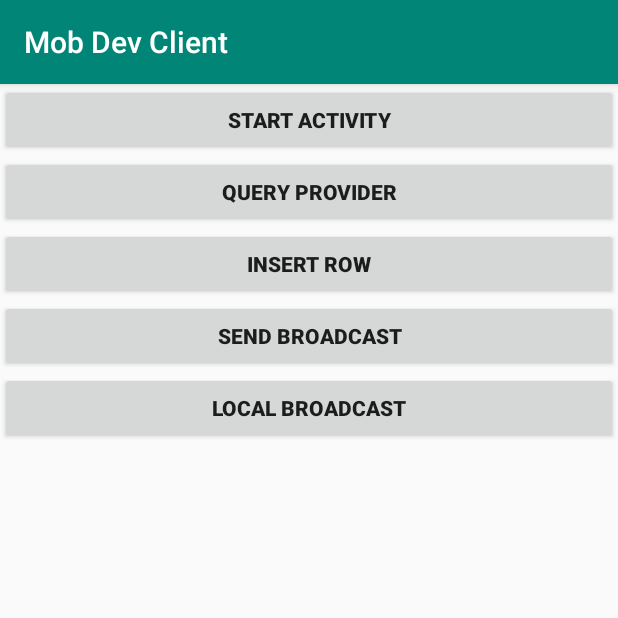
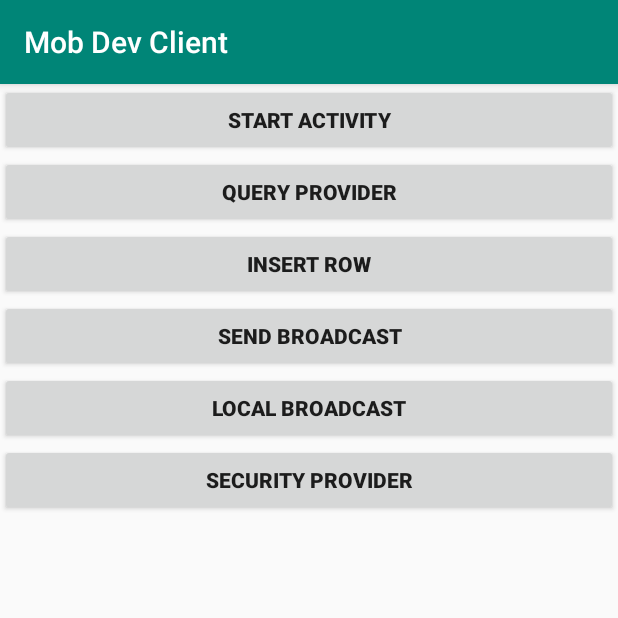
Before and after one commit to ysminskmd/MDS2019-Security, an Android app: the screen it shows after launch (MainActivity), on a phone screen of 412 x 824 dp, the top half of it. Run offline under Robolectric (Android 15) with nearby library versions, the phone set to English and light mode, and no system bars; libraries missing offline, so code that uses them is left out: com.yandex.academy.

Commit message:
update security provider

```diff
--- a/client/build.gradle
+++ b/client/build.gradle
@@ -41,4 +41,6 @@ dependencies {
     implementation fileTree(include: ['*.jar'], dir: 'libs')
     implementation "org.jetbrains.kotlin:kotlin-stdlib-jdk7:$kotlin_version"
     implementation 'com.android.support:appcompat-v7:28.0.0'
+    implementation 'com.android.support:support-v4:28.0.0'
+    implementation 'com.google.android.gms:play-services-base:16.1.0'
 }
--- a/client/src/main/java/com/yandex/academy/mobdev/client/MainActivity.kt
+++ b/client/src/main/java/com/yandex/academy/mobdev/client/MainActivity.kt
@@ -8,6 +8,7 @@ import android.os.Bundle
 import android.support.v4.content.FileProvider
 import android.support.v4.content.LocalBroadcastManager
 import android.support.v7.app.AppCompatActivity
+import com.google.android.gms.security.ProviderInstaller
 import kotlinx.android.synthetic.main.activity_main.*
 import java.io.File
 
@@ -16,12 +17,18 @@ private const val SERVICE_PACKAGE = "com.yandex.academy.mobdev.service"
 
 private const val RECEIVER_ACTION = "com.yandex.academy.mobdev.client.receiver"
 
+private const val ERROR_DIALOG_REQUEST_CODE = 100
+
 class MainActivity : AppCompatActivity() {
 
     private val providerUri = Uri.parse("content://com.yandex.academy.mobdev.service.provider/")
 
+    private val providerInstallListener = ProviderInstallListener(this, ERROR_DIALOG_REQUEST_CODE)
+    private var retryProviderInstall = false
+
     override fun onCreate(savedInstanceState: Bundle?) {
         super.onCreate(savedInstanceState)
+
         setContentView(R.layout.activity_main)
         setTitle(R.string.long_app_name)
 
@@ -57,6 +64,27 @@ class MainActivity : AppCompatActivity() {
         local.setOnClickListener {
             manager.sendBroadcast(Intent(RECEIVER_ACTION))
         }
+
+        install.setOnClickListener {
+            ProviderInstaller.installIfNeededAsync(this, providerInstallListener)
+        }
+    }
+
+    override fun onActivityResult(requestCode: Int, resultCode: Int, data: Intent?) {
+        super.onActivityResult(requestCode, resultCode, data)
+
+        if (requestCode == ERROR_DIALOG_REQUEST_CODE) {
+            retryProviderInstall = true
+        }
+    }
+
+    override fun onPostResume() {
+        super.onPostResume()
+
+        if (retryProviderInstall) {
+            ProviderInstaller.installIfNeededAsync(this, providerInstallListener)
+        }
+        retryProviderInstall = false
     }
 
     private fun getMessage(): Uri {
--- /dev/null
+++ b/client/src/main/java/com/yandex/academy/mobdev/client/ProviderInstallListener.kt
@@ -0,0 +1,31 @@
+package com.yandex.academy.mobdev.client
+
+import android.app.Activity
+import android.content.Intent
+import com.google.android.gms.common.GoogleApiAvailability
+import com.google.android.gms.security.ProviderInstaller
+
+class ProviderInstallListener(
+    private val activity: Activity,
+    private val requestCode: Int
+) : ProviderInstaller.ProviderInstallListener {
+
+    override fun onProviderInstalled() {
+        Toast.makeText(activity, R.string.provider_installed, Toast.LENGTH_SHORT).show()
+    }
+
+    override fun onProviderInstallFailed(errorCode: Int, recoveryIntent: Intent?) {
+        val availability = GoogleApiAvailability.getInstance()
+        if (availability.isUserResolvableError(errorCode)) {
+            availability.showErrorDialogFragment(activity, errorCode, requestCode) {
+                onProviderInstallerNotAvailable()
+            }
+        } else {
+            onProviderInstallerNotAvailable()
+        }
+    }
+
+    private fun onProviderInstallerNotAvailable() {
+        Toast.makeText(activity, R.string.provider_installer_not_available, Toast.LENGTH_SHORT).show()
+    }
+}
--- a/client/src/main/res/layout/activity_main.xml
+++ b/client/src/main/res/layout/activity_main.xml
@@ -47,6 +47,14 @@
             android:textAllCaps="true"
             android:textStyle="bold"/>
 
+    <Button
+            android:id="@+id/install"
+            android:layout_width="match_parent"
+            android:layout_height="wrap_content"
+            android:text="@string/security_provider"
+            android:textAllCaps="true"
+            android:textStyle="bold"/>
+
     <ListView
             android:id="@+id/list"
             android:layout_width="match_parent"
--- a/client/src/main/res/values/strings.xml
+++ b/client/src/main/res/values/strings.xml
@@ -6,5 +6,8 @@
     <string name="insert_row">Insert row</string>
     <string name="send_broadcast">Send broadcast</string>
     <string name="local_broadcast">Local broadcast</string>
+    <string name="security_provider">Security provider</string>
     <string name="client_receiver">This is client receiver</string>
+    <string name="provider_installed">Provider is up-to-date, app can make secure network calls.</string>
+    <string name="provider_installer_not_available">All HTTP communication is considered to be vulnerable</string>
 </resources>
```
